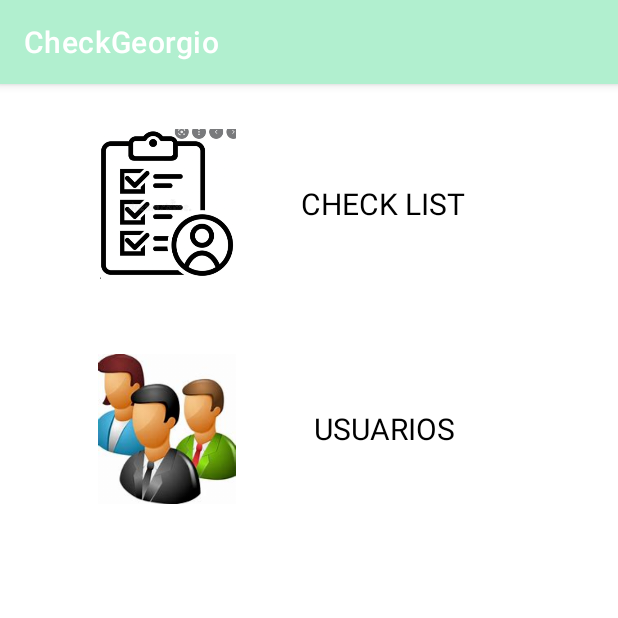
After one commit to Jesus751/CheckGeorgio, an Android app: the MenuAdminActivity screen opened directly, with no data from a screen before it, on a phone screen of 412 x 824 dp, the top half of it. The commit adds this screen. Run offline under Robolectric (Android 15) with nearby library versions, the phone set to English and light mode, and no system bars; network calls fail.

Commit message:
Front End Finalizado Solo falatan pequeños detalles

```diff
--- a/app/src/main/AndroidManifest.xml
+++ b/app/src/main/AndroidManifest.xml
@@ -24,6 +24,12 @@
         android:supportsRtl="true"
         android:theme="@style/Theme.CheckGeorgio"
         android:usesCleartextTraffic="true">
+        <activity
+            android:name=".MenuAdminActivity"
+            android:exported="false" />
+        <activity
+            android:name=".UsuariosActivity"
+            android:exported="false" />
         <activity
             android:name=".AddUsuariosActivity"
             android:exported="false" />
--- a/app/src/main/java/cabanzo/checkgeorgio/MainActivity.java
+++ b/app/src/main/java/cabanzo/checkgeorgio/MainActivity.java
@@ -145,7 +145,7 @@ public class MainActivity extends AppCompatActivity {
                         }
                     } catch (Exception e) { e.printStackTrace(); }
                     switch (TIPO){
-                        case "repartidor":{
+                        case "repartidorg":{
                             //ObjetosTemporales.GuardarUsuario(ID_USER, NOMBRE, TELEFONO, CLAVE, TIPO);
                             //startActivity(new Intent(getApplicationContext(), ModuloPrincipal.class));
                             Intent  i =  new Intent(getApplicationContext(),ModuloPrincipal.class);
@@ -164,8 +164,8 @@ public class MainActivity extends AppCompatActivity {
                             startActivity(i);
 
                         }; break;
-                        case "repartidora":{
-                            Intent i =  new Intent(getApplicationContext(), AdminActivity.class);
+                        case "repartidor":{
+                            Intent i =  new Intent(getApplicationContext(), MenuAdminActivity.class);
                             i.putExtra("nom", NOMBRE);
                             i.putExtra("apell",APELLIDO);
                             startActivity(i);
--- /dev/null
+++ b/app/src/main/java/cabanzo/checkgeorgio/MenuAdminActivity.java
@@ -0,0 +1,46 @@
+package cabanzo.checkgeorgio;
+
+import androidx.appcompat.app.AppCompatActivity;
+
+import android.content.Intent;
+import android.os.Bundle;
+import android.view.View;
+import android.widget.ImageView;
+
+public class MenuAdminActivity extends AppCompatActivity {
+    ImageView chackl, usua;
+
+    @Override
+    protected void onCreate(Bundle savedInstanceState) {
+        super.onCreate(savedInstanceState);
+        setContentView(R.layout.activity_menu_admin);
+
+
+        chackl = findViewById(R. id.imageViewCheckl);
+        usua = findViewById(R.id.imageViewListaUsuarios);
+        Intent intent = getIntent();
+        String nombreUse = intent.getStringExtra("nom");
+        String apellidoUsa =  intent.getStringExtra("apell");
+
+        chackl.setOnClickListener(new View.OnClickListener() {
+            @Override
+            public void onClick(View v) {
+                Intent i = new Intent(MenuAdminActivity.this, AdminActivity.class);
+                Intent intent = getIntent();
+
+                i.putExtra("nom", nombreUse);
+                i.putExtra("apell",apellidoUsa);
+                startActivity(i);
+            }
+        });
+
+        usua.setOnClickListener(new View.OnClickListener() {
+            @Override
+            public void onClick(View v) {
+                Intent i = new Intent(MenuAdminActivity.this, UsuariosActivity.class);
+                startActivity(i);
+            }
+        });
+    }
+
+}
--- /dev/null
+++ b/app/src/main/res/layout/activity_menu_admin.xml
@@ -0,0 +1,83 @@
+<?xml version="1.0" encoding="utf-8"?>
+<LinearLayout xmlns:android="http://schemas.android.com/apk/res/android"
+    xmlns:app="http://schemas.android.com/apk/res-auto"
+    xmlns:tools="http://schemas.android.com/tools"
+    android:layout_width="match_parent"
+    android:layout_height="match_parent"
+    android:gravity="center|top"
+    android:orientation="vertical"
+    tools:context=".MenuAdminActivity">
+
+    <LinearLayout
+        android:layout_width="match_parent"
+        android:layout_height="wrap_content"
+        android:layout_marginTop="30dp"
+        android:layout_gravity="center"
+        android:layout_marginBottom="20dp"
+        android:orientation="vertical">
+
+        <LinearLayout
+            android:id="@+id/LINEA0"
+            android:layout_width="match_parent"
+            android:layout_height="wrap_content"
+            android:gravity="center"
+            android:orientation="horizontal">
+
+            <ImageView
+                android:id="@+id/imageViewCheckl"
+                android:layout_width="100dp"
+                android:layout_height="100dp"
+                android:layout_marginRight="20dp"
+                app:srcCompat="@drawable/checkl" />
+
+            <TextView
+                android:id="@+id/textViewCheckl"
+                android:layout_width="147dp"
+                android:layout_height="wrap_content"
+                android:layout_marginRight="20dp"
+                android:text="CHECK LIST"
+                android:textAlignment="center"
+                android:textColor="#000000"
+                android:textSize="20sp" />
+        </LinearLayout>
+
+
+    </LinearLayout>
+    <LinearLayout
+        android:layout_width="match_parent"
+        android:layout_height="wrap_content"
+        android:layout_marginTop="30dp"
+        android:layout_gravity="center"
+        android:layout_marginBottom="20dp"
+        android:orientation="vertical">
+
+        <LinearLayout
+            android:id="@+id/LINEA1"
+            android:layout_width="match_parent"
+            android:layout_height="wrap_content"
+            android:gravity="center"
+            android:orientation="horizontal">
+
+            <ImageView
+                android:id="@+id/imageViewListaUsuarios"
+                android:layout_width="100dp"
+                android:layout_height="100dp"
+                android:layout_marginRight="20dp"
+                app:srcCompat="@drawable/usur" />
+
+            <TextView
+                android:id="@+id/textViewListaUsuarios"
+                android:layout_width="149dp"
+                android:layout_height="wrap_content"
+                android:layout_marginRight="20dp"
+                android:text="USUARIOS"
+                android:textAlignment="center"
+                android:textColor="#000000"
+                android:textSize="20sp" />
+
+        </LinearLayout>
+
+
+    </LinearLayout>
+
+</LinearLayout>
--- a/app/src/main/res/layout/item_usuarios.xml
+++ b/app/src/main/res/layout/item_usuarios.xml
@@ -1,6 +1,5 @@
 <?xml version="1.0" encoding="utf-8"?>
 <LinearLayout xmlns:android="http://schemas.android.com/apk/res/android"
-
     android:layout_width="match_parent"
     android:layout_height="wrap_content"
     android:background="@drawable/redondearetiquetas"
```
Also changed, not shown: app/src/main/java/cabanzo/checkgeorgio/Adapter/AdapterCheckList.java (+77 -1 lines), app/src/main/java/cabanzo/checkgeorgio/Adapter/AdapterUsuarios.java (+98 -1 lines), app/src/main/java/cabanzo/checkgeorgio/Modelo/ItemsCheck.java (added, +35 -0 lines), app/src/main/java/cabanzo/checkgeorgio/Modelo/ItemsUsu.java (added, +41 -0 lines), app/src/main/java/cabanzo/checkgeorgio/SubirItemActivity.java (+73 -8 lines), app/src/main/java/cabanzo/checkgeorgio/UsuariosActivity.java (added, +100 -0 lines), app/src/main/res/layout/activity_subir_item.xml (+7 -9 lines), app/src/main/res/layout/activity_usuarios.xml (added, +27 -0 lines), app/src/main/res/layout/item_check_datos.xml (+2 -8 lines), app/src/main/res/drawable/checkl.png (added), app/src/main/res/drawable/usur.png (added).
